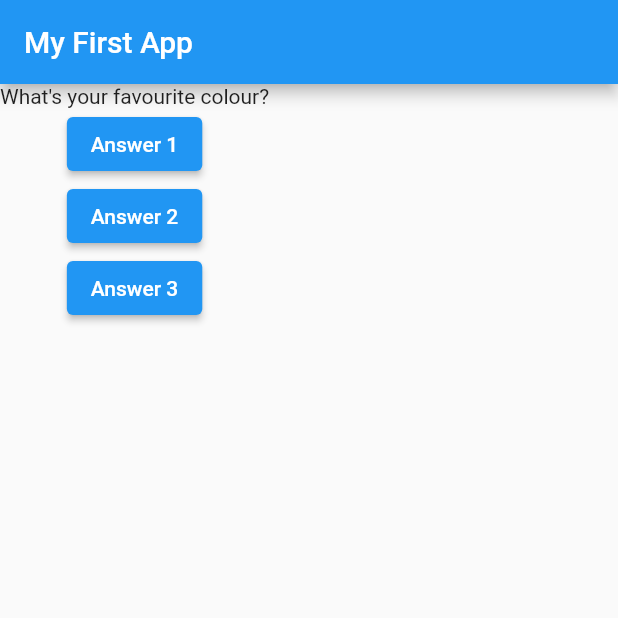
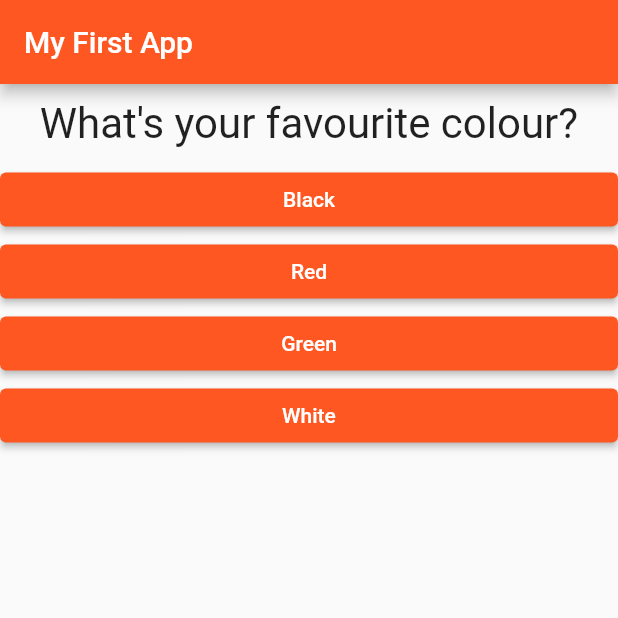
Before and after one commit to PromilaLaha98/Personality_App, a Flutter app: the screen it shows after launch, on a phone screen of 412 x 824 dp, the top half of it. Run offline on Flutter 3.47's test engine with Material 2 defaults, Android fonts, the phone set to English and light mode, and no system bars.

Commit message:
final update

```diff
--- /dev/null
+++ b/lib/answer.dart
@@ -0,0 +1,21 @@
+import 'package:flutter/src/widgets/container.dart';
+import 'package:flutter/src/widgets/framework.dart';
+import 'package:flutter/material.dart';
+
+class Answer extends StatelessWidget {
+  final VoidCallback selectHandler;
+  final String answerText;
+
+  Answer(this.selectHandler,  this.answerText);
+
+  @override
+  Widget build(BuildContext context) {
+    return Container(
+      width: double.infinity,
+      child:  ElevatedButton(  style: ButtonStyle(backgroundColor: MaterialStateProperty.all(Colors.deepOrange)),
+              child: Text(answerText),
+              onPressed: selectHandler,
+            ),
+    );
+  }
+}
--- a/lib/main.dart
+++ b/lib/main.dart
@@ -1,6 +1,8 @@
 import 'package:flutter/material.dart';
+import 'package:personality_app/result.dart';
+import './quiz.dart';
+import './result.dart';
 
-import './question.dart';
 //void main() {
 //runApp(MyApp());
 //}
@@ -8,7 +10,7 @@ import './question.dart';
 void main() => runApp(MyApp());
 
 class MyApp extends StatefulWidget {
-@override
+  @override
   State<StatefulWidget> createState() {
     // TODO: implement createState
     return _MyAppState();
@@ -16,42 +18,74 @@ class MyApp extends StatefulWidget {
 }
 
 class _MyAppState extends State<MyApp> {
+  final _questions = const [
+    {
+      'questionText': 'What\'s your favourite colour?',
+      'answers': [
+        {'text': 'Black', 'score': 10},
+        {'text': 'Red', 'score': 5},
+        {'text': 'Green', 'score': 3},
+        {'text': 'White', 'score': 1}
+      ],
+    },
+    {
+      'questionText': 'What\'s your favourite animal?',
+      'answers': [
+        {'text': 'Rabbit', 'score': 3},
+        {'text': 'Lion', 'score': 9},
+        {'text': 'Elephant', 'score': 5},
+        {'text': 'Snake', 'score': 11}
+      ],
+    },
+    {
+      'questionText': 'What\'s your favourite game?',
+      'answers': [
+        {'text': 'Cricket', 'score': 1},
+        {'text': 'Football', 'score': 1},
+        {'text': 'Tennis', 'score': 1},
+        {'text': 'Chess', 'score': 1}
+      ],
+    },
+  ];
   var _questionIndex = 0;
-  void _answerQuestion() {
+  var _totalscore = 0;
+
+  void _resetQuiz() {
     setState(() {
-    _questionIndex = _questionIndex + 1;
+      _questionIndex = 0;
+      _totalscore = 0;
+    });
+  }
+
+  void _answerQuestion(int score) {
+    _totalscore = _totalscore + score;
+
+    setState(() {
+      _questionIndex = _questionIndex + 1;
     });
     print(_questionIndex);
+    if (_questionIndex < _questions.length) {
+      print('We have more questions!');
+    } else {
+      print('No more questions!');
+    }
   }
 
   @override
   Widget build(BuildContext context) {
-    var questions = [
-      'What\'s your favourite colour?',
-      'What\'s your favourite animal?',
-    ];
     return MaterialApp(
       home: Scaffold(
         appBar: AppBar(
+          backgroundColor: Colors.deepOrange,
           title: Text('My First App'),
         ),
-        body: Column(
-          children: [
-            Question(questions[_questionIndex]),
-            ElevatedButton(
-              child: Text('Answer 1'),
-              onPressed: _answerQuestion,
-            ),
-            ElevatedButton(
-              child: Text('Answer 2'),
-              onPressed: _answerQuestion,
-            ),
-            ElevatedButton(
-              child: Text('Answer 3'),
-              onPressed: _answerQuestion,
-            ),
-          ],
-        ),
+        body: _questionIndex < _questions.length
+            ? Quiz(
+                answerQuestion: _answerQuestion,
+                questionIndex: _questionIndex,
+                questions: _questions,
+              )
+            : Result(_totalscore, _resetQuiz),
       ),
     );
   }
--- a/lib/question.dart
+++ b/lib/question.dart
@@ -7,6 +7,14 @@ class Question extends StatelessWidget {
   Question(this.questionText);
   @override
   Widget build(BuildContext context) {
-    return Text(questionText);
+    return Container(
+      width: double.infinity,
+      margin: EdgeInsets.all(10),
+      child: Text(
+        questionText,
+        style: TextStyle(fontSize: 28),
+        textAlign: TextAlign.center,
+      ),
+    );
   }
 }
--- /dev/null
+++ b/lib/quiz.dart
@@ -0,0 +1,27 @@
+import 'package:flutter/material.dart';
+import './answer.dart';
+import './question.dart';
+
+class Quiz extends StatelessWidget {
+  final List<Map<String, Object>> questions;
+  final int questionIndex;
+  final Function(int) answerQuestion;
+
+  Quiz(
+      {@required this.questions,
+      @required this.answerQuestion,
+      @required this.questionIndex});
+  @override
+  Widget build(BuildContext context) {
+    return Column(
+      children: [
+        Question(
+          questions[questionIndex]['questionText'] as String,
+        ),
+        ...(questions[questionIndex]['answers'] as List<Map<String, Object>>).map((answer) {
+          return Answer(() => answerQuestion(answer['score']), answer['text'] as String);
+        }).toList()
+      ],
+    );
+  }
+}
--- a/pubspec.yaml
+++ b/pubspec.yaml
@@ -20,7 +20,7 @@ publish_to: 'none' # Remove this line if you wish to publish to pub.dev
 version: 1.0.0+1
 
 environment:
-  sdk: '>=2.18.4 <3.0.0'
+  sdk: '>=2.11.0 <3.0.0'
 
 # Dependencies specify other packages that your package needs in order to work.
 # To automatically upgrade your package dependencies to the latest versions
```
Also changed, not shown: lib/result.dart (added, +40 -0 lines), pubspec.lock.
